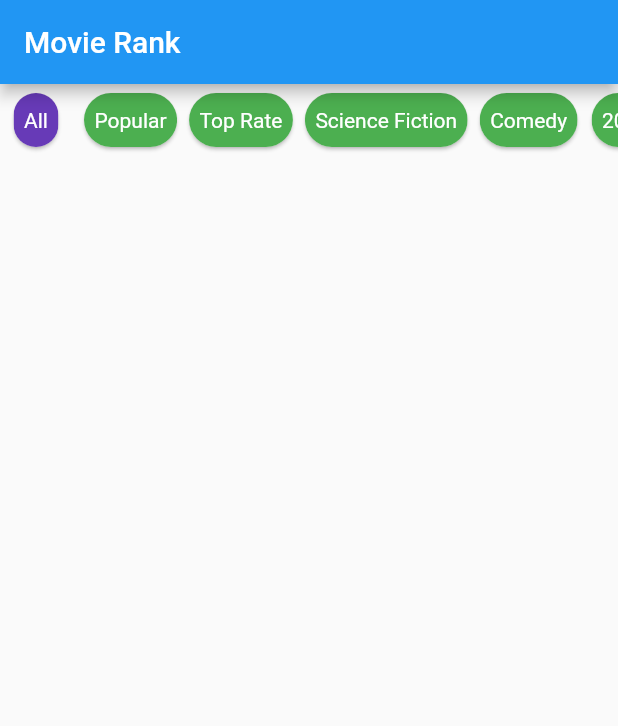
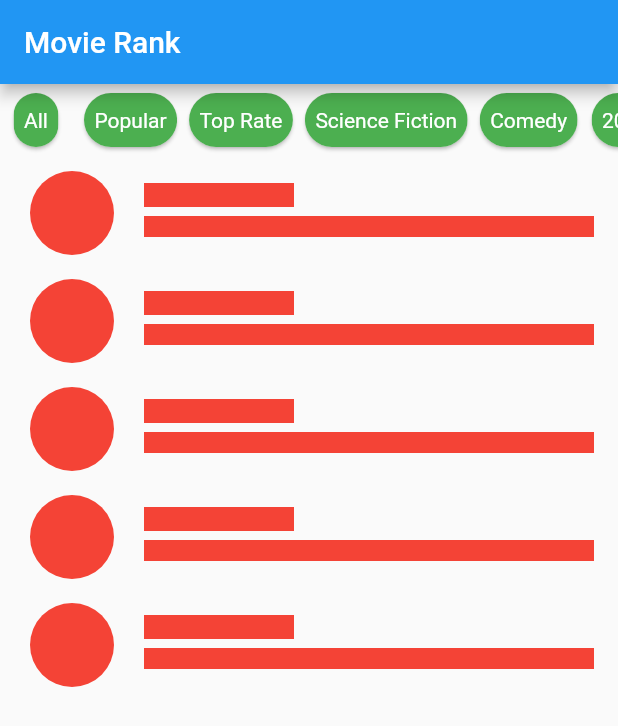
Before and after one commit to Tanvirul-swe/MoviesApp, a Flutter app: the first screen one second after launch, on a phone screen of 412 x 824 dp. Shown: the top 726 px of the screen. Run offline on Flutter 3.47's test engine with Material 2 defaults, Android fonts, the phone set to English and light mode, and no system bars; drawn by our look-alikes of shimmer.

```diff
--- /dev/null
+++ b/lib/bal.dart
@@ -0,0 +1,39 @@
+
+import 'package:flutter/material.dart';
+import 'package:shimmer/shimmer.dart';
+
+class CustomWidget extends StatelessWidget {
+
+  final double width;
+  final double height;
+  final ShapeBorder shapeBorder;
+
+  const CustomWidget.rectangular({
+    this.width = double.infinity,
+    required this.height
+  }): this.shapeBorder = const RoundedRectangleBorder();
+
+  const CustomWidget.circular({
+    this.width = double.infinity,
+    required this.height,
+    this.shapeBorder = const CircleBorder()
+  });
+
+  @override
+  Widget build(BuildContext context)  => Shimmer.fromColors(
+    baseColor: Colors.red,
+    highlightColor: Colors.grey[300]!,
+    period: Duration(seconds: 2),
+    child: Container(
+      width: width,
+      height: height,
+      decoration: ShapeDecoration(
+        color: Colors.grey[400]!,
+        shape: shapeBorder,
+
+      ),
+    ),
+  );
+
+
+}
--- a/lib/main.dart
+++ b/lib/main.dart
@@ -1,24 +1,25 @@
-
 import 'package:flutter/material.dart';
+import 'package:flutter/services.dart';
+import 'package:restapi/bal.dart';
 import 'package:restapi/details_of_movies.dart';
 import 'package:restapi/moviesList.dart';
 
-
-
-void main() => runApp(MoviesApp());
+void main() {
+  runApp(MoviesApp());
+}
 
 //REPLACE: Replace YOUR_API_KEY with your API key
 final apiKey = "d35cb2cc5a7b666b8ac606fb831c6e66";
-final countnumber=0;
+final countnumber = 0;
 
 class MoviesApp extends StatelessWidget {
   @override
   Widget build(BuildContext context) {
     return MaterialApp(
       debugShowCheckedModeBanner: false,
-      initialRoute:  MoviesListing.id,
+      initialRoute: MoviesListing.id,
       routes: {
-        MoviesListing.id:(context)=>MoviesListing(),
+        MoviesListing.id: (context) => MoviesListing(),
       },
     );
   }
--- a/lib/moviesList.dart
+++ b/lib/moviesList.dart
@@ -1,11 +1,13 @@
 import 'package:flutter/cupertino.dart';
 import 'package:flutter/material.dart';
 import 'package:restapi/details_of_movies.dart';
+import 'package:shimmer/shimmer.dart';
 import 'Model/MovieModel.dart';
 import 'Networking/MoviesProvider.dart';
+import 'bal.dart';
 
 var checkItem;
-
+bool _bool = true;
 class MoviesListing extends StatefulWidget {
   static String id = 'MoviesListing';
   @override
@@ -15,6 +17,8 @@ class MoviesListing extends StatefulWidget {
 class _MoviesListingState extends State<MoviesListing> {
   //Variable to hold movies information
   List<MovieModel> movies = <MovieModel>[];
+  bool isLoading = false;
+
 
   //Method to fetch movies from network
   PopularMoviesFetch() async {
@@ -93,15 +97,32 @@ class _MoviesListingState extends State<MoviesListing> {
   }
 
   @override
-  void initState() {
+    initState()  {
     //Fetch movies
+    // defaultChoiceIndex = 0;
+    // PopularMoviesFetch();
+    // TopRateMoviesFetch();
+    // ScienceFictionMoviesFetch();
+    // ComedyMoviesFetch();
+    // NewmoviesFetch2021();
+    // _bool = false;
+    super.initState();
+    loadData();
+  }
+  Future loadData() async {
+    setState(() {
+      isLoading = true;
+    });
+    await Future.delayed(Duration(seconds: 2));
     defaultChoiceIndex = 0;
     PopularMoviesFetch();
     TopRateMoviesFetch();
     ScienceFictionMoviesFetch();
     ComedyMoviesFetch();
     NewmoviesFetch2021();
-    super.initState();
+    setState(() {
+      isLoading = false;
+    });
   }
 
   List<String> _choicesList = [
@@ -116,6 +137,7 @@ class _MoviesListingState extends State<MoviesListing> {
   int? defaultChoiceIndex;
   @override
   Widget build(BuildContext context) {
+
     return Scaffold(
       appBar: AppBar(
         title: Text('Movie Rank'),
@@ -189,9 +211,15 @@ class _MoviesListingState extends State<MoviesListing> {
           Expanded(
             child: Container(
                 child: ListView.builder(
-                    itemCount: movies == null ? 0 : movies.length,
+                    itemCount: isLoading? 5  : movies.length,
                     itemBuilder: (context, index) {
-                      return MovieTile(movies, index);
+                      if(isLoading){
+                        return buildMovieShimmer();
+                      }
+                      else{
+                        return MovieTile(movies, index);
+                      }
+
                     })),
           ),
         ],
@@ -199,6 +227,16 @@ class _MoviesListingState extends State<MoviesListing> {
     );
   }
 }
+Widget buildMovieShimmer() =>
+    ListTile(
+      leading: CustomWidget.circular(height: 64, width: 64),
+      title: Align(
+        alignment: Alignment.centerLeft,
+        child: CustomWidget.rectangular(height: 16,
+            width: 100),
+      ),
+      subtitle: CustomWidget.rectangular(height: 14),
+    );
 
 class MovieTile extends StatefulWidget {
   final List<MovieModel> movies;
--- a/pubspec.yaml
+++ b/pubspec.yaml
@@ -24,7 +24,7 @@ dependencies:
   flutter:
     sdk: flutter
   http: ^0.13.3
-
+  shimmer: ^2.0.0
   # The following adds the Cupertino Icons font to your application.
   # Use with the CupertinoIcons class for iOS style icons.
   cupertino_icons: ^1.0.2
@@ -32,7 +32,6 @@ dependencies:
 dev_dependencies:
   flutter_test:
     sdk: flutter
-
 # For information on the generic Dart part of this file, see the
 # following page: https://dart.dev/tools/pub/pubspec
 
```
Also changed, not shown: pubspec.lock.
